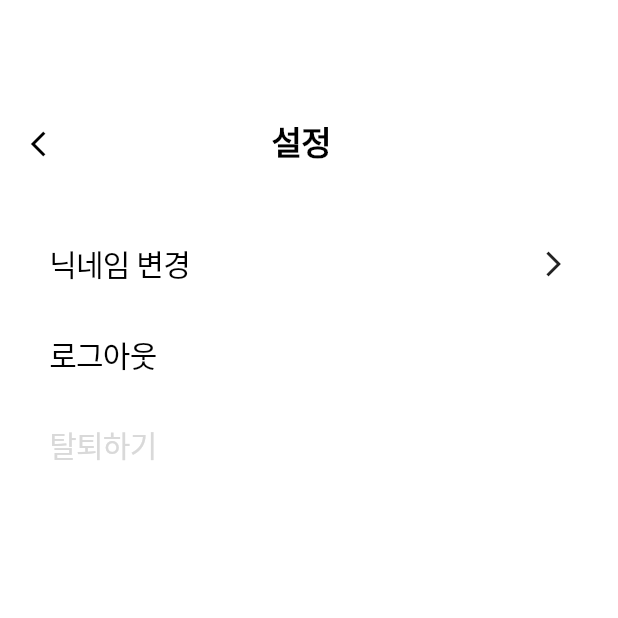
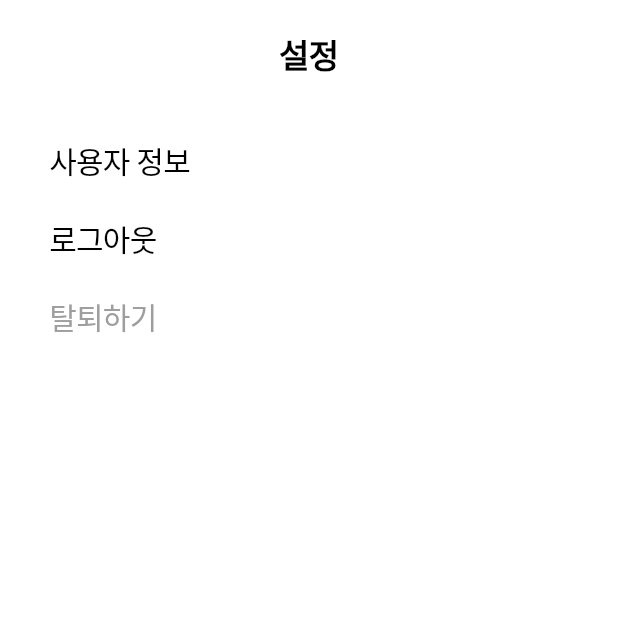
Before and after one commit to SolutionChallenge-3team/TripCam_frontend, a Flutter app: the screen it shows after launch, on a phone screen of 412 x 824 dp, the top half of it. Run offline on Flutter 3.47's test engine with Material 3 defaults, Android fonts, the phone set to English and light mode, and no system bars; our stand-ins replace camera, flutter_svg, google_sign_in, image_picker, table_calendar; Roboto replaces fonts that are missing (Pretendard).

Commit message:
refactor: 설정 화면 항목 정리 및 사용자 정보 항목 분리

```diff
--- a/lib/settings/settinig_list.dart
+++ b/lib/settings/settinig_list.dart
@@ -3,7 +3,8 @@ import 'package:tripcam/settings/logout_setting.dart';
 import 'package:tripcam/settings/logout.dart';
 import 'package:tripcam/settings/nickname.dart';
 import 'package:tripcam/settings/withdraw.dart';
-import 'package:tripcam/settings/withdraw_setting.dart'; // ✅ 추가
+import 'package:tripcam/settings/profile.dart';
+import 'package:tripcam/settings/withdraw_setting.dart';
 import '../common/theme.dart';
 import '../common/button.dart';
 
@@ -14,17 +15,12 @@ class SettingsList extends StatelessWidget {
   Widget build(BuildContext context) {
     return Scaffold(
       backgroundColor: AppColors.background,
-      body: Stack(
+      body: SafeArea(
+        child: Column(
+          crossAxisAlignment: CrossAxisAlignment.start,
           children: [
-          const Positioned(
-            left: 14,
-            top: 80,
-            child: SizedBox(width: 31, height: 32, child: CommonBackButton()),
-          ),
-          const Positioned(
-            top: 83,
-            left: -10,
-            right: 0,
+            const Padding(
+              padding: EdgeInsets.only(top: 20),
               child: Center(
                 child: Text(
                   '설정',
@@ -34,21 +30,49 @@ class SettingsList extends StatelessWidget {
                     fontWeight: FontWeight.w600,
                     letterSpacing: -0.5,
                     color: Colors.black,
-                  height: 1.0,
                   ),
                 ),
               ),
             ),
+            const SizedBox(height: 40),
 
-          // 닉네임 변경
-          Nickname(
+            SettingItem(
+              title: '사용자 정보',
               onTap: () {
-              Navigator.pushNamed(context, '/nickname');
+                Navigator.push(
+                  context,
+                  MaterialPageRoute(
+                    builder: (context) => const ProfileScreen(),
+                  ),
+                );
               },
             ),
 
-          // 탈퇴하기
-          WithdrawButton(
+            const SizedBox(height: 20),
+
+            SettingItem(
+              title: '로그아웃',
+              onTap: () {
+                showDialog(
+                  context: context,
+                  barrierColor: Colors.black.withOpacity(0.5),
+                  barrierDismissible: true,
+                  builder:
+                      (context) => LogoutSetting(
+                        onConfirm: () {
+                          Navigator.of(context).pop();
+                          // 로그아웃 로직
+                        },
+                        onCancel: () => Navigator.of(context).pop(),
+                      ),
+                );
+              },
+            ),
+
+            const SizedBox(height: 20),
+
+            SettingItem(
+              title: '탈퇴하기',
               onTap: () {
                 showDialog(
                   context: context,
@@ -58,62 +82,59 @@ class SettingsList extends StatelessWidget {
                       (context) => WithdrawSetting(
                         onConfirm: () {
                           Navigator.of(context).pop();
-                        // 탈퇴 처리 로직
                         },
-                      onCancel: () {
-                        Navigator.of(context).pop();
-                      },
+                        onCancel: () => Navigator.of(context).pop(),
                       ),
                 );
               },
+              textColor: Colors.grey,
             ),
-
-          // 로그아웃
-          Positioned(
-            left: 33,
-            top: 220,
-            child: GestureDetector(
-              onTap: () {
-                showDialog(
-                  context: context,
-                  barrierColor: Colors.black.withOpacity(0.5),
-                  barrierDismissible: true,
-                  builder:
-                      (context) => LogoutSetting(
-                        onConfirm: () {
-                          Navigator.of(context).pop();
-                          // 로그아웃 처리
-                        },
-                        onCancel: () {
-                          Navigator.of(context).pop();
-                        },
+          ],
+        ),
       ),
     );
-              },
+  }
+}
+
+class SettingItem extends StatelessWidget {
+  final String title;
+  final VoidCallback onTap;
+  final Color textColor;
+
+  const SettingItem({
+    super.key,
+    required this.title,
+    required this.onTap,
+    this.textColor = Colors.black,
+  });
+
+  @override
+  Widget build(BuildContext context) {
+    return Padding(
+      padding: const EdgeInsets.symmetric(horizontal: 33),
+      child: GestureDetector(
+        onTap: onTap,
         child: SizedBox(
-                width: MediaQuery.of(context).size.width - 66,
           height: 32,
+          width: double.infinity,
           child: Row(
             mainAxisAlignment: MainAxisAlignment.spaceBetween,
-                  children: const [
+            children: [
               Text(
-                      '로그아웃',
+                title,
                 style: TextStyle(
                   fontFamily: 'Pretendard',
                   fontWeight: FontWeight.w400,
                   fontSize: 20,
                   letterSpacing: -0.5,
-                        color: Colors.black,
+                  color: textColor,
                 ),
               ),
-                    SizedBox(width: 20),
+              const SizedBox(width: 20),
             ],
           ),
         ),
       ),
-          ),
-        ],
-      ),
     );
   }
 }
```
Lines whose indentation alone changed are shown as unchanged.
